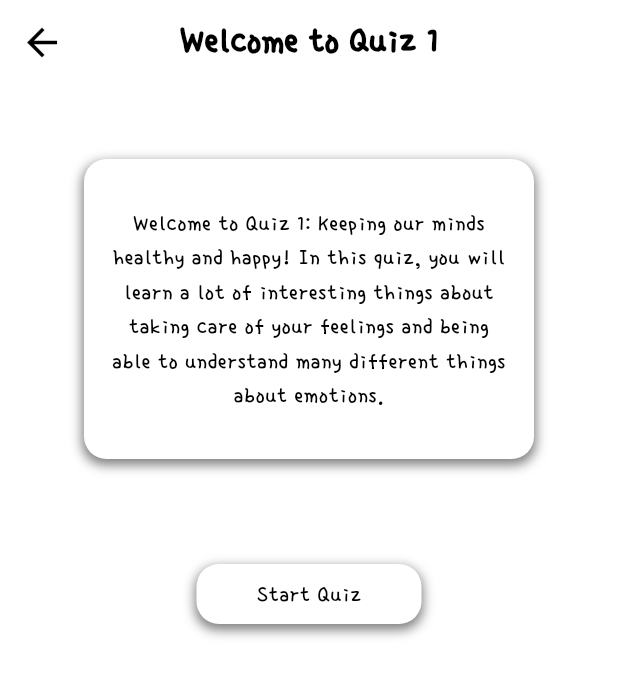
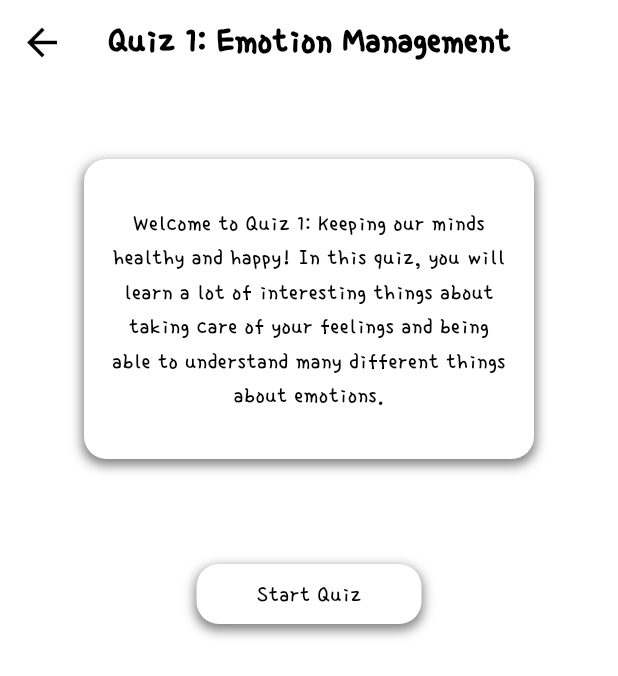
Before and after one commit to LeannaJane/BigFeelings, a Flutter app: the QuizPage1 screen opened by its route, on a phone screen of 412 x 824 dp. Shown: the top 676 px of the screen. Run offline on Flutter 3.47's test engine with Material 3 defaults, Android fonts, the phone set to English and light mode, and no system bars; our stand-ins replace cloud_firestore, firebase_auth, firebase_core, google_fonts, logger, shared_preferences and 1 more; accounts and stored records are empty.

Commit message:
Updating names

```diff
--- a/big_feelings/lib/Pages/Quizzes/Submit quiz/quiz_one_option.dart
+++ b/big_feelings/lib/Pages/Quizzes/Submit quiz/quiz_one_option.dart
@@ -27,7 +27,7 @@ class _QuizPage1State extends State<QuizPage1> {
         return Scaffold(
           appBar: AppBar(
             title: Text(
-              'Welcome to Quiz 1',
+              'Quiz 1: Emotion Management',
               style: fontProvider.getOtherTitleStyle(themeNotifier),
               textAlign: TextAlign.center,
             ),
```
